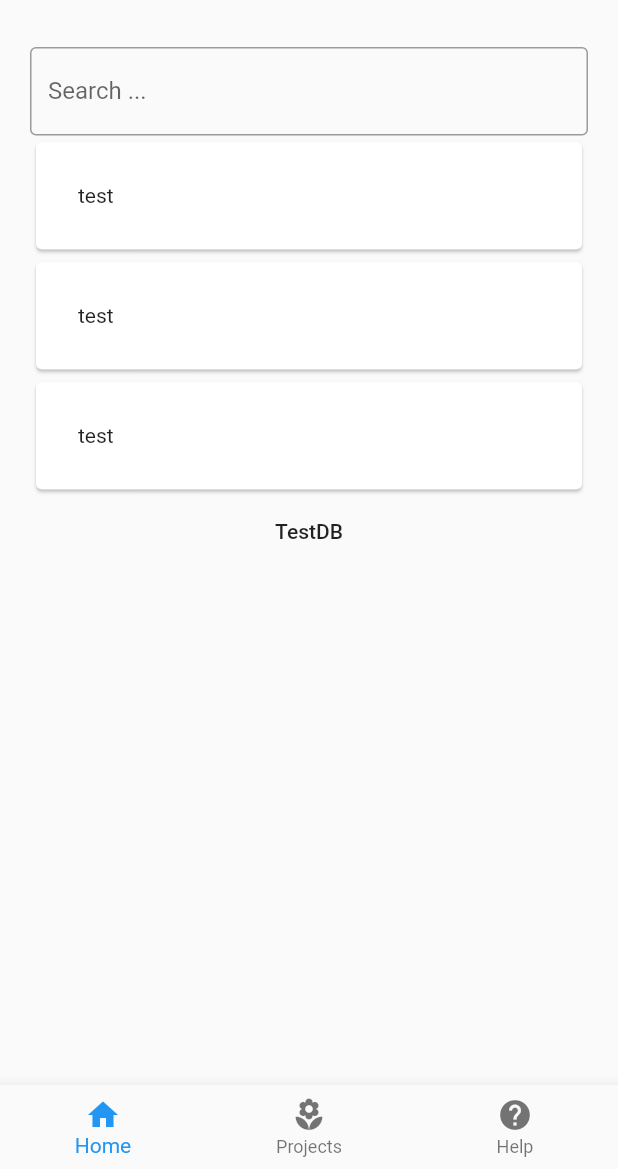
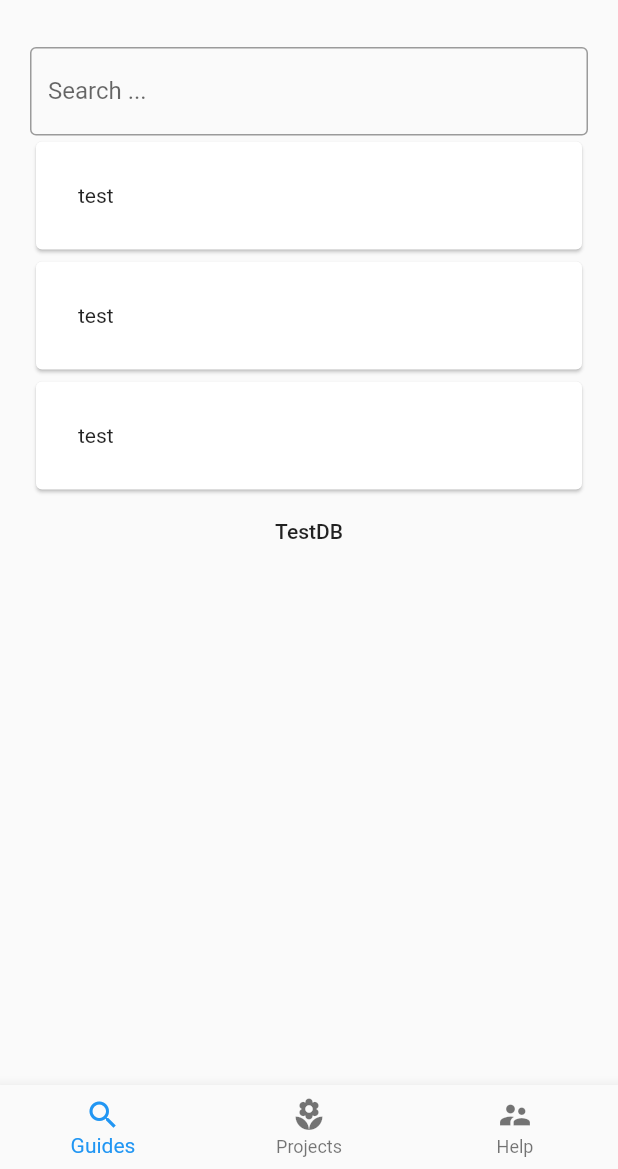
Before and after one commit to joscha0/hackaTUM2021, a Flutter app: the HomeView screen opened directly, on a phone screen of 412 x 824 dp, the part 67-1236 px from its top. Run offline on Flutter 3.47's test engine with Material 2 defaults, Android fonts, the phone set to English and light mode, and no system bars; our stand-ins replace get.

Commit message:
change name

```diff
--- a/lib/shared/bottom_nav_bar.dart
+++ b/lib/shared/bottom_nav_bar.dart
@@ -1,9 +1,7 @@
 import 'package:flutter/material.dart';
 import 'package:gardening/modules/help/help_view.dart';
 import 'package:gardening/modules/home/home_view.dart';
-import 'package:gardening/modules/profile/profile_view.dart';
 import 'package:gardening/modules/projects/projects_view.dart';
-import 'package:gardening/modules/settings/settings_view.dart';
 import 'package:get/get.dart';
 
 class MyBottomNavigationBar extends StatefulWidget {
@@ -41,15 +39,15 @@ class _MyBottomNavigationBarState extends State<MyBottomNavigationBar> {
       },
       items: const [
         BottomNavigationBarItem(
-          icon: Icon(Icons.home),
-          label: 'Home',
+          icon: Icon(Icons.search),
+          label: 'Guides',
         ),
         BottomNavigationBarItem(
           icon: Icon(Icons.local_florist),
           label: 'Projects',
         ),
         BottomNavigationBarItem(
-          icon: Icon(Icons.help),
+          icon: Icon(Icons.supervisor_account),
           label: 'Help',
         ),
       ],
```
